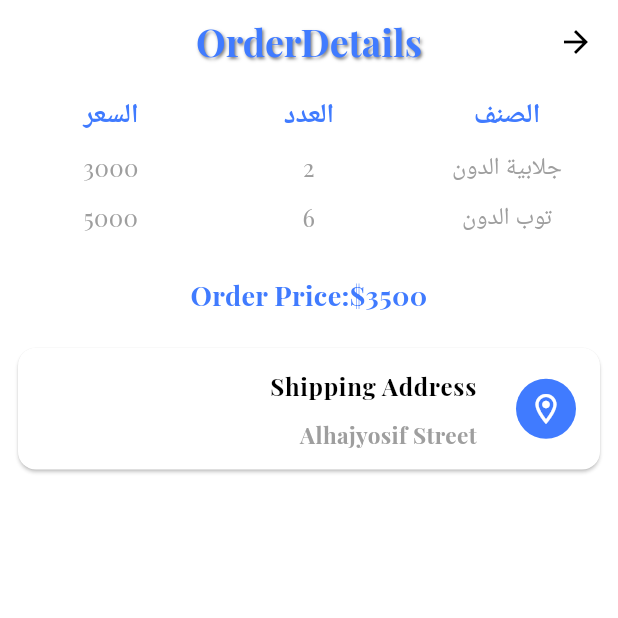
After one commit to QShutta/e-commerce-don-khalid, a Flutter app: the OrderDetails screen opened by its route, on a phone screen of 412 x 824 dp, the top half of it. The commit adds this screen. Run offline on Flutter 3.47's test engine with Material 3 defaults, Android fonts, the phone set to English and light mode, and no system bars; our stand-ins replace cached_network_image, carousel_slider, dartz, firebase_core, firebase_messaging, flutter_map and 11 more; missing offline and left inert: flutter_ringtone_player; accounts and stored records are empty; statements that could not run were skipped; project files that could hold a hidden picture were left out.

Commit message:
before of 157

```diff
--- a/lib/controller/order/order_controller.dart
+++ b/lib/controller/order/order_controller.dart
@@ -1,4 +1,5 @@
 import 'package:e_commerce_halfa/core/class/stautus_request.dart';
+import 'package:e_commerce_halfa/core/constants/app_routes.dart';
 import 'package:e_commerce_halfa/core/functions/handling_status_request.dart';
 import 'package:e_commerce_halfa/core/services/services.dart';
 import 'package:e_commerce_halfa/data/data_source/remote/view_order_data.dart';
@@ -78,4 +79,9 @@ class OrderController extends GetxController {
     }
     update(); //This will update the UI
   }
+  goToOrderDetails(orderModel){
+    Get.toNamed(AppRoutes.orderDetails,arguments: {
+      "orderModel":orderModel
+    });
+  }
 }
--- /dev/null
+++ b/lib/controller/order_details_controller.dart
@@ -0,0 +1,14 @@
+import 'package:e_commerce_halfa/data/model/order_model.dart';
+import 'package:get/get.dart';
+
+class OrderDetailsController extends GetxController{
+  OrderModel? orderModel;
+  @override
+  void onInit() {
+     orderModel=Get.arguments["orderModel"];
+     print("-----------------------------------------");
+     print(orderModel!.orderDateCreate);
+     print("-----------------------------------------");
+    super.onInit();
+  }
+}
--- a/lib/core/constants/app_routes.dart
+++ b/lib/core/constants/app_routes.dart
@@ -33,4 +33,9 @@ class AppRoutes {
   static const String updateAddressDetailsMap = '/updateAddressDetailsMap';
   //--------------------------
   static const String checkout = '/checkout';
+  //------------------------------------orderDetails------------------------------
+
+  static const String orderDetails= '/orderDetails';
+
+
 }
--- a/lib/core/functions/fcm_configuretion.dart
+++ b/lib/core/functions/fcm_configuretion.dart
@@ -77,7 +77,8 @@ Future.delayed(const Duration(milliseconds: 100), ...)
   });
 }
 
-//We have to do an action that when the message came and we are in the order page the ui should be refreshed when the
+//We have to do an action that when the message came and we are in the order page ,or we are in the notfication page
+//the ui should be refreshed when the
 //admin approve the order. or generally the order status is change.
 refreshPageNotfication(data){
 //First we have to make sure that we are in the order tap.because if we are not in the
@@ -95,7 +96,7 @@ refreshPageNotfication(data){
       “Is OrderController already active in memory?”
      ✅ If yes → refresh orders safely
      ❌ If not → skip, no crash, no problem. */
-   //make sure that the
+
     if(Get.isRegistered<OrderController>()){
            OrderController orderController=Get.find<OrderController>();
            orderController.getOrder();
--- a/lib/routest.dart
+++ b/lib/routest.dart
@@ -21,6 +21,7 @@ import 'package:e_commerce_halfa/view/screens/favorite/favorite_product_details.
 import 'package:e_commerce_halfa/view/screens/home_with_bottom_nav.dart';
 import 'package:e_commerce_halfa/view/screens/language_selection.dart';
 import 'package:e_commerce_halfa/view/screens/onboarding.dart';
+import 'package:e_commerce_halfa/view/screens/order/order_details.dart';
 import 'package:e_commerce_halfa/view/screens/product_details.dart';
 import 'package:e_commerce_halfa/view/screens/products.dart';
 import 'package:get/get.dart';
@@ -168,4 +169,11 @@ List<GetPage> appPages = [
     transition: Transition.rightToLeft,
     transitionDuration: const Duration(milliseconds: 400),
   ),
+  //-----------------------------------orderDetails--------------------------------
+   GetPage(
+    name: AppRoutes.orderDetails,
+    page: () => OrderDetails(),
+    transition: Transition.rightToLeft,
+    transitionDuration: const Duration(milliseconds: 400),
+  ),
 ];
--- a/lib/view/screens/notification_page.dart
+++ b/lib/view/screens/notification_page.dart
@@ -1,4 +1,3 @@
-import 'package:dartz/dartz.dart';
 import 'package:e_commerce_halfa/controller/view_notfication_controller.dart';
 import 'package:flutter/material.dart';
 import 'package:get/get.dart';
--- /dev/null
+++ b/lib/view/screens/order/order_details.dart
@@ -0,0 +1,95 @@
+import 'package:e_commerce_halfa/controller/order_details_controller.dart';
+import 'package:e_commerce_halfa/core/constants/color_app.dart';
+import 'package:e_commerce_halfa/view/widgets/custome_app_bar.dart';
+import 'package:flutter/material.dart';
+import 'package:get/get.dart';
+
+class OrderDetails extends StatelessWidget {
+  const OrderDetails({super.key});
+  @override
+  Widget build(BuildContext context) {
+
+  Get.put(OrderDetailsController());
+    return Scaffold(
+      backgroundColor: Colors.white,
+      appBar: CustomeAppBar(searchTextTitle: 'OrderDetails', textColor: AppColor.primaryColor,),
+      body: ListView(children: [
+        Padding(
+          padding: const EdgeInsets.all(8.0),
+          child: Table(
+
+            children: [
+            TableRow(children: [
+
+              Text("الصنف",textAlign: TextAlign.center,style: TextStyle(color: AppColor.primaryColor,fontWeight: FontWeight.bold,fontSize: 18)),
+              Text("العدد",textAlign: TextAlign.center,style: TextStyle(color: AppColor.primaryColor,fontWeight: FontWeight.bold,fontSize: 18)),
+              Text("السعر",textAlign: TextAlign.center,style: TextStyle(color: AppColor.primaryColor,fontWeight: FontWeight.bold,fontSize: 18))
+            ]),
+            TableRow(
+      children: [
+        SizedBox(height: 10), // 👈 space between rows
+        SizedBox(height: 10),
+        SizedBox(height: 10),
+      ],
+    ),
+                   TableRow(children: [
+              Text("جلابية الدون",textAlign: TextAlign.center,style: TextStyle(color: Colors.grey),),
+              Text("2",textAlign: TextAlign.center,style: TextStyle(color: Colors.grey)),
+              Text("3000",textAlign: TextAlign.center,style: TextStyle(color: Colors.grey))
+            ]), TableRow(
+      children: [
+        SizedBox(height: 10), // 👈 space between rows
+        SizedBox(height: 10),
+        SizedBox(height: 10),
+      ],
+    ),
+                   TableRow(children: [
+              Text("توب الدون",textAlign: TextAlign.center,style: TextStyle(color: Colors.grey),),
+              Text("6",textAlign: TextAlign.center,style: TextStyle(color: Colors.grey)),
+              Text("5000",textAlign: TextAlign.center,style: TextStyle(color: Colors.grey))
+            ])
+          ],),
+        ),
+        SizedBox(height: 20,),
+        SizedBox(width: double.infinity,
+
+        child: Text("Order Price:\$3500",
+        textAlign: TextAlign.center,
+        style: TextStyle(color: AppColor.primaryColor,fontWeight: FontWeight.bold,fontSize: 18),),)
+        ,SizedBox(height: 10,)
+        ,Padding(
+          padding: const EdgeInsets.all(8.0),
+          child: Card(
+            color: Colors.white,
+            child:ListTile(
+              leading: CircleAvatar(
+                backgroundColor: AppColor.primaryColor,
+                child: Icon(Icons.location_on_outlined,color: Colors.white,),),
+              title:Container(
+                padding: EdgeInsets.symmetric(horizontal: 10,vertical: 5),
+                width: double.infinity,
+                child: Text("Shipping Address",textAlign: TextAlign.start,style:
+                TextStyle(color: Colors.black,fontWeight: FontWeight.bold,fontSize: 16))), subtitle: Container(
+                padding: EdgeInsets.symmetric(horizontal: 10,vertical: 5),
+                width: double.infinity,
+                child: Text("Alhajyosif Street",textAlign: TextAlign.start,style: TextStyle(color: Colors.grey,fontWeight: FontWeight.bold,fontSize: 15))),)),
+        ),
+        // Padding(
+        //   padding: const EdgeInsets.all(8.0),
+        //   child: Card(
+        //     color: Colors.white,
+        //     child: Column(children: [
+        //     Container(
+        //       padding: EdgeInsets.symmetric(horizontal: 10,vertical: 5),
+        //       width: double.infinity,
+        //       child: Text("Shipping Address",textAlign: TextAlign.start,style: TextStyle(color: Colors.black,fontWeight: FontWeight.bold,fontSize: 16))),
+        //        Container(
+        //       padding: EdgeInsets.symmetric(horizontal: 10,vertical: 5),
+        //       width: double.infinity,
+        //       child: Text("Alhajyosif Street",textAlign: TextAlign.start,style: TextStyle(color: Colors.grey,fontWeight: FontWeight.bold,fontSize: 15)))
+        //   ],),),
+        // )
+      ],),
+    );
+  }
+}
--- a/lib/view/widgets/order/view_order_widgets/orders_list.dart
+++ b/lib/view/widgets/order/view_order_widgets/orders_list.dart
@@ -47,7 +47,7 @@ Widget buildOrderList(List<OrderModel> list, OrderController orderController) {
         ),
         clipBehavior: Clip.antiAlias,
         child: InkWell(
-          onTap: () {},
+          onTap: () {orderController.goToOrderDetails(order);},
           child: Padding(
             padding: const EdgeInsets.symmetric(horizontal: 12.0, vertical: 10),
             child: Row(
```
